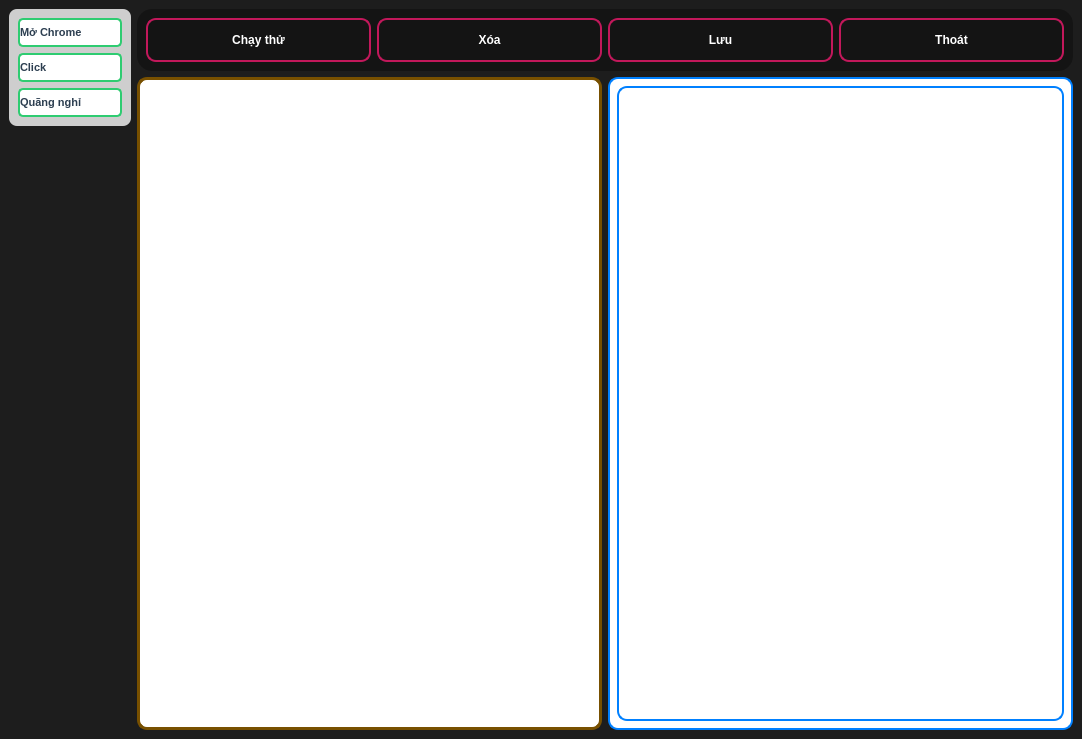
First picture: the form in flowapp.ui, repository hoangks5/socket-tool-manager, before the edit.
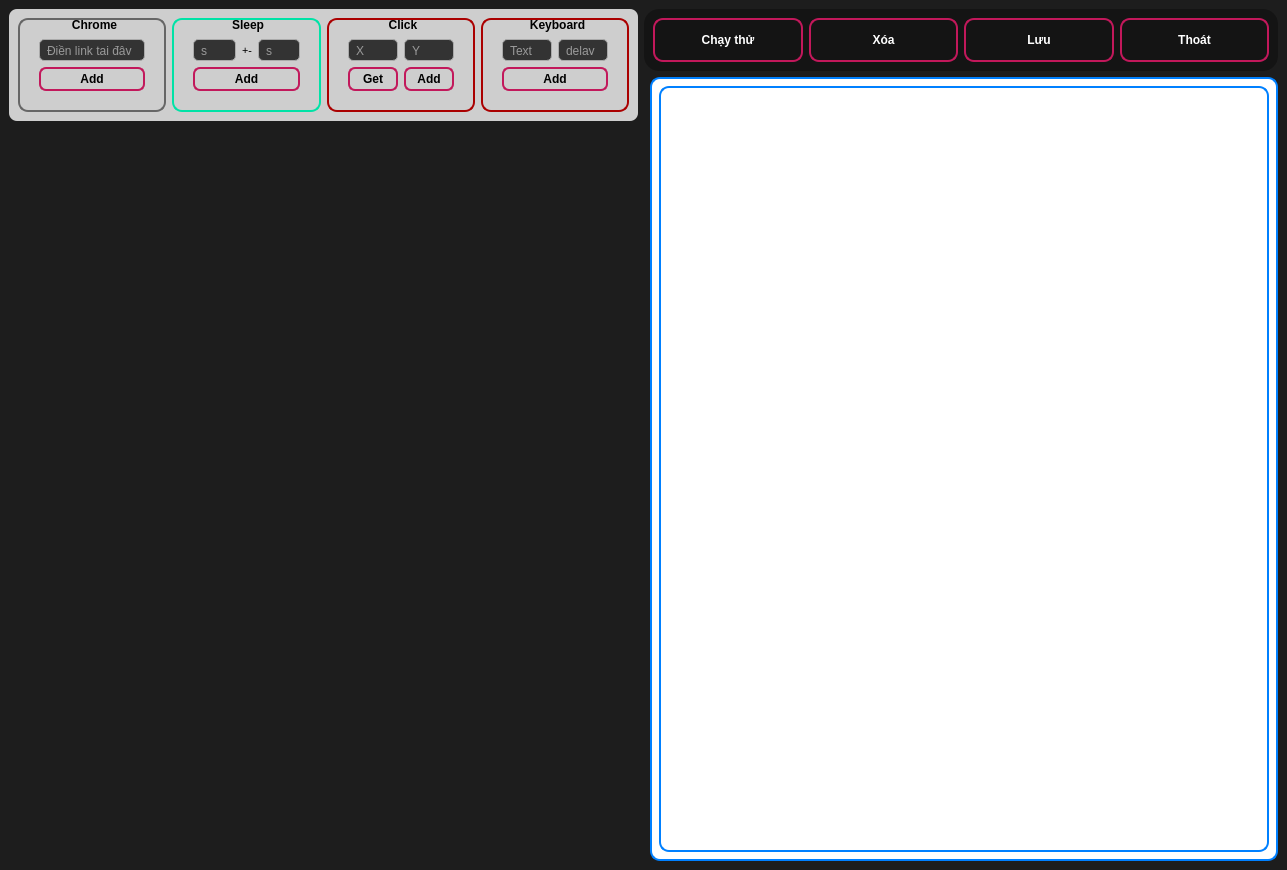
Second picture: the form after the edit. Icons and pictures are not drawn.

The edit to the form file:
```diff
--- a/flowapp.ui
+++ b/flowapp.ui
@@ -6,8 +6,8 @@
    <rect>
     <x>0</x>
     <y>0</y>
-    <width>1082</width>
-    <height>739</height>
+    <width>1287</width>
+    <height>870</height>
    </rect>
   </property>
   <property name="windowTitle">
@@ -18,170 +18,6 @@
   </property>
   <widget class="QWidget" name="centralwidget">
    <layout class="QGridLayout" name="gridLayout_4">
-    <item row="0" column="0" rowspan="2">
-     <layout class="QGridLayout" name="gridLayout_2">
-      <item row="0" column="0">
-       <widget class="QWidget" name="widget_4" native="true">
-        <property name="styleSheet">
-         <string notr="true">QWidget{
-background-color: rgb(206, 206, 206);
-border-radius: 8px;
-font: 8pt &quot;MS Reference Sans Serif&quot;;
-}
-
-QPushButton {
-    border-radius: 5px;
-    border: 2px solid #2ecc71; /* Màu viền xanh lá sáng */
-    background-color: #ffffff; /* Nền màu trắng sáng */
-    color: #2c3e50; /* Màu chữ tối để tạo sự tương phản tốt */
-    height: 25px;
-    width: 100px;
-    text-align: left; /* Sửa lỗi chính tả từ 'text-algin' thành 'text-align' */
-    font-weight: bold; /* Chữ đậm để nổi bật hơn */
-    font-size: 11px; /* Kích thước chữ phù hợp */
-}
-
-QPushButton:hover {
-    border: 2px solid #16a085; /* Màu viền khi hover đậm hơn */
-    background-color: #e8f6f3; /* Nền màu xanh lục nhạt hơn khi hover */
-    color: #27ae60; /* Màu chữ khi hover đậm hơn */
-}
-
-QPushButton:pressed {
-    background-color: #e0e0e0; /* Nền màu xám nhạt khi nhấn */
-    border: 2px solid #3498db; /* Màu viền khi nhấn */
-    color: #2c3e50; /* Màu chữ khi nhấn */
-}
-</string>
-        </property>
-        <layout class="QGridLayout" name="gridLayout">
-         <item row="2" column="0">
-          <widget class="QPushButton" name="pushButton_14">
-           <property name="cursor">
-            <cursorShape>PointingHandCursor</cursorShape>
-           </property>
-           <property name="layoutDirection">
-            <enum>Qt::LeftToRight</enum>
-           </property>
-           <property name="text">
-            <string>Quãng nghỉ</string>
-           </property>
-           <property name="icon">
-            <iconset>
-             <normaloff>img/start.svg</normaloff>img/start.svg</iconset>
-           </property>
-          </widget>
-         </item>
-         <item row="0" column="0">
-          <widget class="QPushButton" name="pushButton_11">
-           <property name="cursor">
-            <cursorShape>PointingHandCursor</cursorShape>
-           </property>
-           <property name="text">
-            <string>Mở Chrome</string>
-           </property>
-           <property name="icon">
-            <iconset>
-             <normaloff>img/sellect.svg</normaloff>img/sellect.svg</iconset>
-           </property>
-          </widget>
-         </item>
-         <item row="1" column="0">
-          <widget class="QPushButton" name="pushButton_13">
-           <property name="cursor">
-            <cursorShape>PointingHandCursor</cursorShape>
-           </property>
-           <property name="text">
-            <string>Click</string>
-           </property>
-           <property name="icon">
-            <iconset>
-             <normaloff>img/stop.svg</normaloff>img/stop.svg</iconset>
-           </property>
-          </widget>
-         </item>
-        </layout>
-       </widget>
-      </item>
-      <item row="1" column="0">
-       <spacer name="verticalSpacer">
-        <property name="orientation">
-         <enum>Qt::Vertical</enum>
-        </property>
-        <property name="sizeHint" stdset="0">
-         <size>
-          <width>38</width>
-          <height>628</height>
-         </size>
-        </property>
-       </spacer>
-      </item>
-     </layout>
-    </item>
-    <item row="1" column="1">
-     <widget class="QWidget" name="widget" native="true">
-      <property name="styleSheet">
-       <string notr="true">QWidget{
-background-color: rgb(255, 255, 255);
-border-radius: 10px;
-border: 3px solid;
-border-color: rgb(120, 80, 0);
-}</string>
-      </property>
-      <layout class="QHBoxLayout" name="horizontalLayout">
-       <item>
-        <spacer name="verticalSpacer_2">
-         <property name="orientation">
-          <enum>Qt::Vertical</enum>
-         </property>
-         <property name="sizeHint" stdset="0">
-          <size>
-           <width>20</width>
-           <height>40</height>
-          </size>
-         </property>
-        </spacer>
-       </item>
-       <item>
-        <spacer name="horizontalSpacer">
-         <property name="orientation">
-          <enum>Qt::Horizontal</enum>
-         </property>
-         <property name="sizeHint" stdset="0">
-          <size>
-           <width>40</width>
-           <height>20</height>
-          </size>
-         </property>
-        </spacer>
-       </item>
-      </layout>
-     </widget>
-    </item>
-    <item row="1" column="2">
-     <widget class="QWidget" name="widget_2" native="true">
-      <property name="styleSheet">
-       <string notr="true">QWidget {
-    background-color: rgb(255, 255, 255);
-    border-radius: 10px;
-    border: 2px solid rgb(0, 128, 255); /* Thay đổi màu sắc và độ dày của border */
-    padding: 10px; /* Thêm padding để tạo khoảng cách giữa nội dung và viền */
-    font-family: &quot;Courier New&quot;, Courier, monospace; /* Sử dụng phông chữ monospace cho mã nguồn */
-    font-size: 12px; /* Cỡ chữ phù hợp với việc hiển thị mã nguồn */
-    color: rgb(0, 0, 0); /* Màu chữ */
-    selection-background-color: rgb(0, 128, 255); /* Màu nền khi chọn văn bản */
-    selection-color: rgb(255, 255, 255); /* Màu chữ khi chọn văn bản */
-    border-image: none; /* Không sử dụng border image */
-}
-</string>
-      </property>
-      <layout class="QHBoxLayout" name="horizontalLayout_2">
-       <item>
-        <widget class="QTextEdit" name="textEdit"/>
-       </item>
-      </layout>
-     </widget>
-    </item>
     <item row="0" column="1" colspan="2">
      <widget class="QWidget" name="widget_5" native="true">
       <property name="styleSheet">
@@ -280,6 +116,349 @@
       </layout>
      </widget>
     </item>
+    <item row="1" column="2">
+     <widget class="QWidget" name="widget_2" native="true">
+      <property name="styleSheet">
+       <string notr="true">QWidget {
+    background-color: rgb(255, 255, 255);
+    border-radius: 10px;
+    border: 2px solid rgb(0, 128, 255); /* Thay đổi màu sắc và độ dày của border */
+    padding: 10px; /* Thêm padding để tạo khoảng cách giữa nội dung và viền */
+    font-family: &quot;Courier New&quot;, Courier, monospace; /* Sử dụng phông chữ monospace cho mã nguồn */
+    font-size: 12px; /* Cỡ chữ phù hợp với việc hiển thị mã nguồn */
+    color: rgb(0, 0, 0); /* Màu chữ */
+    selection-background-color: rgb(0, 128, 255); /* Màu nền khi chọn văn bản */
+    selection-color: rgb(255, 255, 255); /* Màu chữ khi chọn văn bản */
+    border-image: none; /* Không sử dụng border image */
+}
+</string>
+      </property>
+      <layout class="QHBoxLayout" name="horizontalLayout_2">
+       <item>
+        <widget class="QTextEdit" name="textEdit"/>
+       </item>
+      </layout>
+     </widget>
+    </item>
+    <item row="0" column="0" rowspan="2">
+     <layout class="QGridLayout" name="gridLayout_2">
+      <item row="1" column="0">
+       <spacer name="verticalSpacer">
+        <property name="orientation">
+         <enum>Qt::Vertical</enum>
+        </property>
+        <property name="sizeHint" stdset="0">
+         <size>
+          <width>318</width>
+          <height>418</height>
+         </size>
+        </property>
+       </spacer>
+      </item>
+      <item row="0" column="0">
+       <widget class="QWidget" name="widget_4" native="true">
+        <property name="styleSheet">
+         <string notr="true">QWidget{
+background-color: rgb(206, 206, 206);
+border-radius: 8px;
+font: 8pt &quot;MS Reference Sans Serif&quot;;
+width: 10px;
+height: 10px;
+}
+
+
+QPushButton {
+    border-radius: 7px;
+    border: 2px solid #c2185b; /* Màu viền đỏ hồng đậm */
+    background: linear-gradient(145deg, #ff4081, #c2185b); /* Gradient từ hồng nhạt đến đỏ đậm */
+    color: rgb(0, 0, 0);
+    height: 20px;
+    text-align: center; /* Sửa chính tả từ text-algin thành text-align */
+    font-weight: bold; /* Chữ đậm để tạo ấn tượng */
+    box-shadow: 4px 4px 8px rgba(0, 0, 0, 0.3); /* Đổ bóng cho nút bấm */
+}
+
+QPushButton:hover {
+    border: 2px solid #f50057; /* Màu viền hồng sáng hơn khi hover */
+    background:#4A569D; /* Gradient sáng hơn khi hover */
+    color: #ffffff; /* Đảm bảo màu chữ vẫn trắng khi hover */
+    box-shadow: 4px 4px 12px rgba(0, 0, 0, 0.4); /* Đổ bóng nổi bật hơn khi hover */
+}
+
+QPushButton:pressed {
+    background: linear-gradient(145deg, #d81b60, #c2185b); /* Gradient tối hơn khi nhấn */
+    border: 2px solid #b71c1c; /* Màu viền đỏ đậm hơn khi nhấn */
+    box-shadow: inset 4px 4px 8px rgba(0, 0, 0, 0.5); /* Hiệu ứng đổ bóng lõm khi nhấn */
+}</string>
+        </property>
+        <layout class="QGridLayout" name="gridLayout">
+         <item row="1" column="0">
+          <widget class="QGroupBox" name="chrome">
+           <property name="cursor">
+            <cursorShape>ArrowCursor</cursorShape>
+           </property>
+           <property name="styleSheet">
+            <string notr="true">QGroupBox {
+    border: 2px solid #666;
+    border-radius: 10px;
+    padding: 10px;
+    color: white;
+    font-weight: bold;
+}
+
+QGroupBox:title {
+    subcontrol-origin: margin;
+    subcontrol-position: top center;
+    padding: 0 10px;
+    background: transparent;
+    color: rgb(0, 0, 0);
+    font-size: 16px;
+}
+QLineEdit {
+    border: 1px solid #aaa; /* Đổi màu viền của QLineEdit */
+    border-radius: 5px; /* Làm tròn góc của QLineEdit */
+    padding: 5px; /* Khoảng cách giữa viền và nội dung của QLineEdit */
+    background-color: #333; /* Màu nền của QLineEdit */
+    color: #fff; /* Màu chữ của QLineEdit */
+}</string>
+           </property>
+           <property name="title">
+            <string>Chrome</string>
+           </property>
+           <layout class="QGridLayout" name="gridLayout_5">
+            <item row="0" column="0">
+             <widget class="QLineEdit" name="lineEdit_12">
+              <property name="placeholderText">
+               <string>Điền link tại đây</string>
+              </property>
+             </widget>
+            </item>
+            <item row="1" column="0">
+             <widget class="QPushButton" name="pushButton_3">
+              <property name="text">
+               <string>Add</string>
+              </property>
+             </widget>
+            </item>
+           </layout>
+          </widget>
+         </item>
+         <item row="1" column="1">
+          <widget class="QGroupBox" name="sleep">
+           <property name="cursor">
+            <cursorShape>ArrowCursor</cursorShape>
+           </property>
+           <property name="styleSheet">
+            <string notr="true">QGroupBox {
+    border: 2px solid rgb(0, 226, 166);
+    border-radius: 10px;
+    padding: 10px;
+    color: white;
+    font-weight: bold;
+}
+
+QGroupBox:title {
+    subcontrol-origin: margin;
+    subcontrol-position: top center;
+    padding: 0 10px;
+    background: transparent;
+    color: rgb(0, 0, 0);
+    font-size: 16px;
+}
+QGroupBox QLineEdit {
+    border: 1px solid #aaa; /* Đổi màu viền của QLineEdit */
+    border-radius: 5px; /* Làm tròn góc của QLineEdit */
+    padding: 5px; /* Khoảng cách giữa viền và nội dung của QLineEdit */
+    background-color: #333; /* Màu nền của QLineEdit */
+    color: #fff; /* Màu chữ của QLineEdit */
+}</string>
+           </property>
+           <property name="title">
+            <string>Sleep</string>
+           </property>
+           <layout class="QGridLayout" name="gridLayout_6">
+            <item row="1" column="0" colspan="3">
+             <widget class="QPushButton" name="pushButton_4">
+              <property name="text">
+               <string>Add</string>
+              </property>
+             </widget>
+            </item>
+            <item row="0" column="1">
+             <widget class="QLabel" name="label_2">
+              <property name="font">
+               <font>
+                <family>MS Reference Sans Serif</family>
+                <pointsize>8</pointsize>
+                <weight>50</weight>
+                <italic>false</italic>
+                <bold>false</bold>
+               </font>
+              </property>
+              <property name="text">
+               <string>+-</string>
+              </property>
+             </widget>
+            </item>
+            <item row="0" column="2">
+             <widget class="QLineEdit" name="lineEdit_8">
+              <property name="placeholderText">
+               <string>s</string>
+              </property>
+             </widget>
+            </item>
+            <item row="0" column="0">
+             <widget class="QLineEdit" name="lineEdit_7">
+              <property name="placeholderText">
+               <string>s</string>
+              </property>
+             </widget>
+            </item>
+           </layout>
+          </widget>
+         </item>
+         <item row="1" column="4">
+          <widget class="QGroupBox" name="click_2">
+           <property name="cursor">
+            <cursorShape>ArrowCursor</cursorShape>
+           </property>
+           <property name="styleSheet">
+            <string notr="true">QGroupBox {
+    border: 2px solid rgb(170, 0, 0);
+    border-radius: 10px;
+    padding: 10px;
+    color: white;
+    font-weight: bold;
+}
+
+QGroupBox:title {
+    subcontrol-origin: margin;
+    subcontrol-position: top center;
+    padding: 0 10px;
+    background: transparent;
+    color: rgb(0, 0, 0);
+    font-size: 16px;
+}
+
+QGroupBox QLineEdit {
+    border: 1px solid #aaa; /* Đổi màu viền của QLineEdit */
+    border-radius: 5px; /* Làm tròn góc của QLineEdit */
+    padding: 5px; /* Khoảng cách giữa viền và nội dung của QLineEdit */
+    background-color: #333; /* Màu nền của QLineEdit */
+    color: #fff; /* Màu chữ của QLineEdit */
+}</string>
+           </property>
+           <property name="title">
+            <string>Keyboard</string>
+           </property>
+           <layout class="QGridLayout" name="gridLayout_8">
+            <item row="2" column="0">
+             <widget class="QLineEdit" name="lineEdit_9">
+              <property name="text">
+               <string/>
+              </property>
+              <property name="placeholderText">
+               <string>Text</string>
+              </property>
+             </widget>
+            </item>
+            <item row="2" column="1">
+             <widget class="QLineEdit" name="lineEdit_10">
+              <property name="text">
+               <string/>
+              </property>
+              <property name="placeholderText">
+               <string>delay</string>
+              </property>
+             </widget>
+            </item>
+            <item row="3" column="0" colspan="2">
+             <widget class="QPushButton" name="pushButton_5">
+              <property name="text">
+               <string>Add</string>
+              </property>
+             </widget>
+            </item>
+           </layout>
+          </widget>
+         </item>
+         <item row="1" column="3">
+          <widget class="QGroupBox" name="click">
+           <property name="cursor">
+            <cursorShape>ArrowCursor</cursorShape>
+           </property>
+           <property name="styleSheet">
+            <string notr="true">QGroupBox {
+    border: 2px solid rgb(170, 0, 0);
+    border-radius: 10px;
+    padding: 10px;
+    color: white;
+    font-weight: bold;
+}
+
+QGroupBox:title {
+    subcontrol-origin: margin;
+    subcontrol-position: top center;
+    padding: 0 10px;
+    background: transparent;
+    color: rgb(0, 0, 0);
+    font-size: 16px;
+}
+
+QGroupBox QLineEdit {
+    border: 1px solid #aaa; /* Đổi màu viền của QLineEdit */
+    border-radius: 5px; /* Làm tròn góc của QLineEdit */
+    padding: 5px; /* Khoảng cách giữa viền và nội dung của QLineEdit */
+    background-color: #333; /* Màu nền của QLineEdit */
+    color: #fff; /* Màu chữ của QLineEdit */
+}</string>
+           </property>
+           <property name="title">
+            <string>Click</string>
+           </property>
+           <layout class="QGridLayout" name="gridLayout_7">
+            <item row="2" column="1">
+             <widget class="QLineEdit" name="lineEdit_6">
+              <property name="text">
+               <string/>
+              </property>
+              <property name="placeholderText">
+               <string>Y</string>
+              </property>
+             </widget>
+            </item>
+            <item row="2" column="0">
+             <widget class="QLineEdit" name="lineEdit_5">
+              <property name="text">
+               <string/>
+              </property>
+              <property name="placeholderText">
+               <string>X</string>
+              </property>
+             </widget>
+            </item>
+            <item row="3" column="1">
+             <widget class="QPushButton" name="pushButton">
+              <property name="text">
+               <string>Add</string>
+              </property>
+             </widget>
+            </item>
+            <item row="3" column="0">
+             <widget class="QPushButton" name="pushButton_2">
+              <property name="text">
+               <string>Get</string>
+              </property>
+             </widget>
+            </item>
+           </layout>
+          </widget>
+         </item>
+        </layout>
+       </widget>
+      </item>
+     </layout>
+    </item>
    </layout>
   </widget>
  </widget>
```
